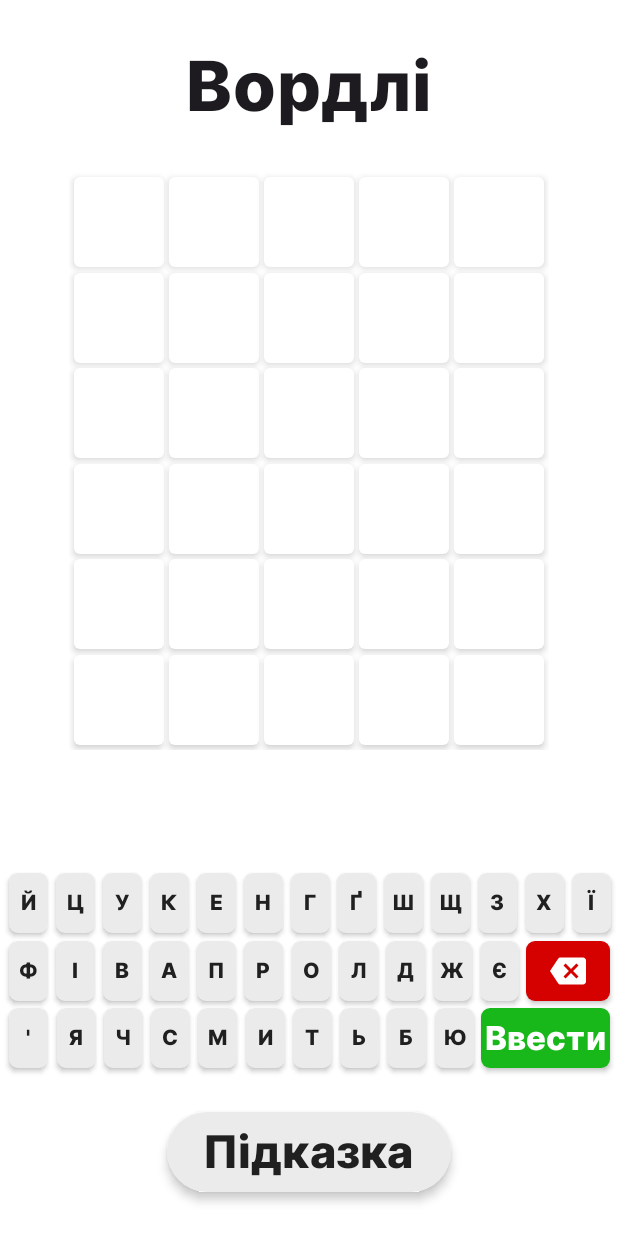
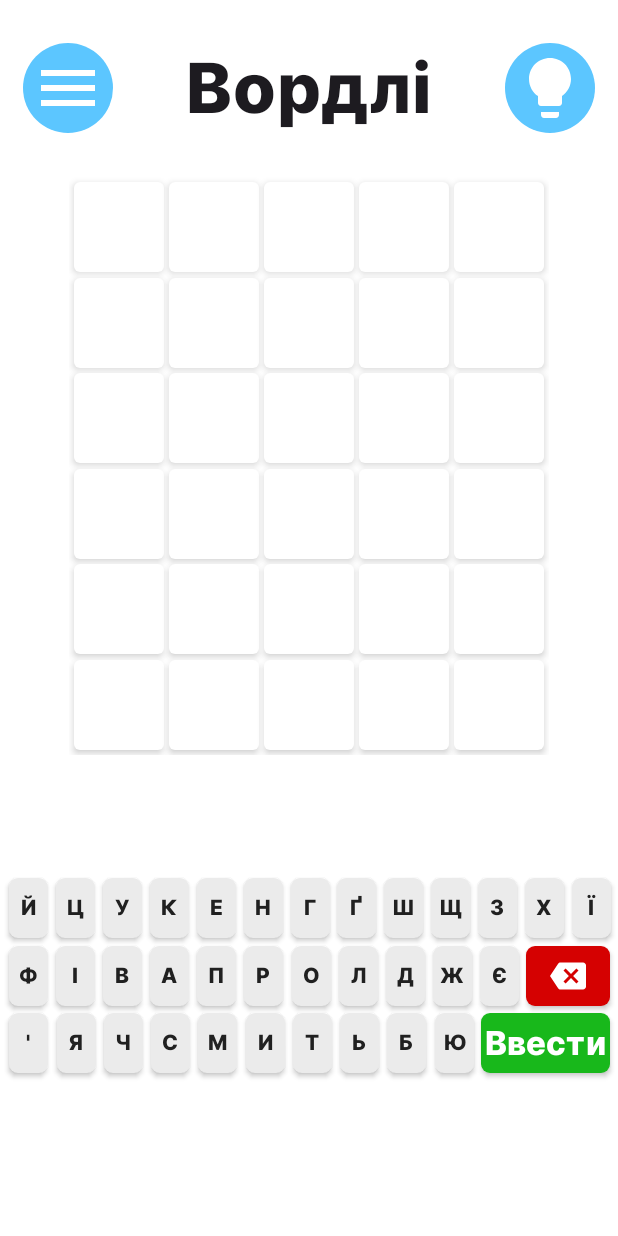
Before and after one commit to NikitunPVLK/Wordle_UKR, an Android app built with Jetpack Compose: the screen it shows after launch (MainActivity), after a tap on "Легкий", on a phone screen of 412 x 824 dp. Run offline under Robolectric (Android 15) with nearby library versions, the phone set to English and light mode, and no system bars.

Commit message:
Difficulty level choice during game implemented

```diff
--- a/Wordle_Ukr/app/src/main/java/com/example/wordle_ukr/ui/activities/MainActivity.kt
+++ b/Wordle_Ukr/app/src/main/java/com/example/wordle_ukr/ui/activities/MainActivity.kt
@@ -40,7 +40,7 @@ class MainActivity : ComponentActivity() {
                     if (showDialog) {
                         DifficultyLevelAlertDialog(
                             onDifficultyLevelSelected = {
-                                gameViewModel.onDifficultyLevelSelected(it)
+                                gameViewModel.onDifficultyLevelSelected(it, false)
                                 showDialog = false
                             }
                         )
@@ -53,7 +53,8 @@ class MainActivity : ComponentActivity() {
                         gameViewModel::onKeyClicked,
                         gameViewModel::onDeleteClicked,
                         gameViewModel::onSubmitClicked,
-                        gameViewModel::onHintClicked
+                        gameViewModel::onHintClicked,
+                        gameViewModel::onDifficultyLevelSelected
                     )
                 }
             }
--- a/Wordle_Ukr/app/src/main/java/com/example/wordle_ukr/ui/screens/game_screen/GameScreen.kt
+++ b/Wordle_Ukr/app/src/main/java/com/example/wordle_ukr/ui/screens/game_screen/GameScreen.kt
@@ -1,26 +1,40 @@
 package com.example.wordle_ukr.ui.screens.game_screen
 
+import androidx.compose.foundation.Image
+import androidx.compose.foundation.background
+import androidx.compose.foundation.clickable
 import androidx.compose.foundation.layout.Arrangement
+import androidx.compose.foundation.layout.Box
 import androidx.compose.foundation.layout.Column
+import androidx.compose.foundation.layout.Row
 import androidx.compose.foundation.layout.fillMaxSize
-import androidx.compose.material3.Button
-import androidx.compose.material3.ButtonDefaults
-import androidx.compose.material3.MaterialTheme
+import androidx.compose.foundation.layout.fillMaxWidth
+import androidx.compose.foundation.layout.padding
+import androidx.compose.foundation.layout.size
+import androidx.compose.foundation.shape.RoundedCornerShape
 import androidx.compose.material3.Text
 import androidx.compose.runtime.Composable
+import androidx.compose.runtime.getValue
+import androidx.compose.runtime.mutableStateOf
+import androidx.compose.runtime.remember
+import androidx.compose.runtime.setValue
 import androidx.compose.ui.Alignment
 import androidx.compose.ui.Modifier
-import androidx.compose.ui.graphics.Color
+import androidx.compose.ui.draw.clip
+import androidx.compose.ui.res.painterResource
 import androidx.compose.ui.res.stringResource
 import androidx.compose.ui.text.font.FontWeight
 import androidx.compose.ui.tooling.preview.Preview
 import androidx.compose.ui.unit.dp
 import androidx.compose.ui.unit.sp
 import com.example.wordle_ukr.R
+import com.example.wordle_ukr.ui.models.DifficultyLevel
 import com.example.wordle_ukr.ui.models.Letter
+import com.example.wordle_ukr.ui.screens.game_screen.components.DifficultyLevelAlertDialog
 import com.example.wordle_ukr.ui.screens.game_screen.components.GameField
 import com.example.wordle_ukr.ui.screens.game_screen.components.Keyboard
 import com.example.wordle_ukr.ui.theme.Inter
+import com.example.wordle_ukr.ui.theme.TopButtonsBackground
 
 @Composable
 fun GameScreen(
@@ -30,20 +44,72 @@ fun GameScreen(
     onDeleteClicked: () -> Unit,
     onSubmitClicked: () -> Unit,
     onHintClicked: () -> Unit,
+    onDifficultyLevelSelected: (DifficultyLevel, Boolean) -> Unit,
     modifier: Modifier = Modifier
 ) {
+    var showDialog by remember {
+        mutableStateOf(false)
+    }
+    if (showDialog) {
+        DifficultyLevelAlertDialog(
+            onDifficultyLevelSelected = {
+                onDifficultyLevelSelected(it, true)
+                showDialog = false
+            },
+            onDismissRequest = { showDialog = false }
+        )
+    }
     Column(
         modifier = modifier
-            .fillMaxSize(),
+            .fillMaxSize()
+            .padding(bottom = 80.dp),
         horizontalAlignment = Alignment.CenterHorizontally,
         verticalArrangement = Arrangement.SpaceEvenly,
     ) {
+        Row(
+            modifier = modifier
+                .fillMaxWidth()
+                .padding(horizontal = 15.dp),
+            horizontalArrangement = Arrangement.SpaceBetween,
+            verticalAlignment = Alignment.CenterVertically
+        ) {
+            Box(
+                modifier = modifier
+                    .clip(RoundedCornerShape(100.dp))
+                    .size(60.dp)
+                    .clickable {
+                        showDialog = true
+                    }
+                    .background(color = TopButtonsBackground),
+                contentAlignment = Alignment.Center
+            ) {
+                Image(
+                    modifier = modifier.size(48.dp),
+                    painter = painterResource(id = R.drawable.baseline_menu_24),
+                    contentDescription = "Зміна рівню важкості"
+                )
+            }
             Text(
                 text = stringResource(id = R.string.app_name_ua),
                 fontFamily = Inter,
                 fontSize = 46.sp,
                 fontWeight = FontWeight.ExtraBold
             )
+            Box(
+                modifier = modifier
+                    .clip(RoundedCornerShape(100.dp))
+                    .size(60.dp)
+                    .clickable { onHintClicked() }
+                    .background(color = TopButtonsBackground),
+                contentAlignment = Alignment.Center
+            ) {
+                Image(
+                    modifier = modifier.size(48.dp),
+                    painter = painterResource(id = R.drawable.hint_icon),
+                    contentDescription = "Підказка"
+                )
+            }
+        }
         GameField(gameField)
         Text(
             text = helperText,
@@ -57,25 +123,11 @@ fun GameScreen(
             onDeleteClicked,
             onSubmitClicked
         )
-        Button(
-            modifier = modifier,
-            colors = ButtonDefaults.buttonColors(MaterialTheme.colorScheme.primary),
-            elevation = ButtonDefaults.buttonElevation(4.dp),
-            onClick = onHintClicked
-        ) {
-            Text(
-                text = stringResource(id = R.string.hint),
-                fontSize = 30.sp,
-                color = MaterialTheme.colorScheme.onPrimary,
-                fontFamily = Inter,
-                fontWeight = FontWeight.ExtraBold
-            )
-        }
     }
 }
 
 @Preview(showBackground = true)
 @Composable
 fun GameScreenPreview() {
-    GameScreen(emptyList(), "Test", {}, {}, {}, {})
+    GameScreen(emptyList(), "Test", {}, {}, {}, {}, { _: DifficultyLevel, _: Boolean -> })
 }
--- a/Wordle_Ukr/app/src/main/java/com/example/wordle_ukr/ui/screens/game_screen/components/DifficultyLevelAlertDialog.kt
+++ b/Wordle_Ukr/app/src/main/java/com/example/wordle_ukr/ui/screens/game_screen/components/DifficultyLevelAlertDialog.kt
@@ -31,12 +31,13 @@ import com.example.wordle_ukr.ui.theme.WordleUkrTheme
 fun DifficultyLevelAlertDialog(
     modifier: Modifier = Modifier,
     onDifficultyLevelSelected: (DifficultyLevel) -> Unit,
+    onDismissRequest: () -> Unit = {}
 ) {
     AlertDialog(
         modifier = modifier
             .width(300.dp)
             .height(420.dp),
-        onDismissRequest = {},
+        onDismissRequest = onDismissRequest,
         confirmButton = {},
         text = {
             Column(
--- a/Wordle_Ukr/app/src/main/java/com/example/wordle_ukr/ui/theme/Color.kt
+++ b/Wordle_Ukr/app/src/main/java/com/example/wordle_ukr/ui/theme/Color.kt
@@ -21,3 +21,5 @@ val EasyLevel = Color(0xFF36FF39)
 val NormalLevel = Color(0xFFFFBE3A)
 val HardLevel = Color(0xFFFF4040)
 val MixedLevel = Color(0xFF5CC6FF)
+
+val TopButtonsBackground = Color(0xFF5CC6FF)
--- a/Wordle_Ukr/app/src/main/java/com/example/wordle_ukr/ui/view_models/GameViewModel.kt
+++ b/Wordle_Ukr/app/src/main/java/com/example/wordle_ukr/ui/view_models/GameViewModel.kt
@@ -43,7 +43,7 @@ class GameViewModel(
         }
     }
 
-    fun onDifficultyLevelSelected(difficultyLevel: DifficultyLevel) {
+    fun onDifficultyLevelSelected(difficultyLevel: DifficultyLevel, isNewLevel: Boolean) {
         wordsList = when (difficultyLevel) {
             DifficultyLevel.EASY ->
                 resources.getStringArray(
@@ -62,7 +62,11 @@ class GameViewModel(
 
             DifficultyLevel.MIXED -> allWords
         }
-        initializeWord()
+        if (isNewLevel) {
+            restartGame(false)
+        } else {
+            initializeWord()
+        }
     }
 
     private fun initializeWord() {
--- /dev/null
+++ b/Wordle_Ukr/app/src/main/res/drawable/baseline_menu_24.xml
@@ -0,0 +1,5 @@
+<vector android:height="24dp" android:tint="@android:color/white"
+    android:viewportHeight="24" android:viewportWidth="24"
+    android:width="24dp" xmlns:android="http://schemas.android.com/apk/res/android">
+    <path android:fillColor="@android:color/white" android:pathData="M3,18h18v-2L3,16v2zM3,13h18v-2L3,11v2zM3,6v2h18L21,6L3,6z"/>
+</vector>
--- a/Wordle_Ukr/app/src/main/res/drawable/hint_icon.xml
+++ b/Wordle_Ukr/app/src/main/res/drawable/hint_icon.xml
@@ -1,4 +1,4 @@
-<vector android:height="24dp" android:tint="#000000"
+<vector android:height="24dp" android:tint="@android:color/white"
     android:viewportHeight="24" android:viewportWidth="24"
     android:width="24dp" xmlns:android="http://schemas.android.com/apk/res/android">
     <path android:fillColor="@android:color/white" android:pathData="M9,21c0,0.5 0.4,1 1,1h4c0.6,0 1,-0.5 1,-1v-1L9,20v1zM12,2C8.1,2 5,5.1 5,9c0,2.4 1.2,4.5 3,5.7L8,17c0,0.5 0.4,1 1,1h6c0.6,0 1,-0.5 1,-1v-2.3c1.8,-1.3 3,-3.4 3,-5.7 0,-3.9 -3.1,-7 -7,-7z"/>
```
Also changed, not shown: 226 other files. Lines whose indentation alone changed are shown as unchanged.
